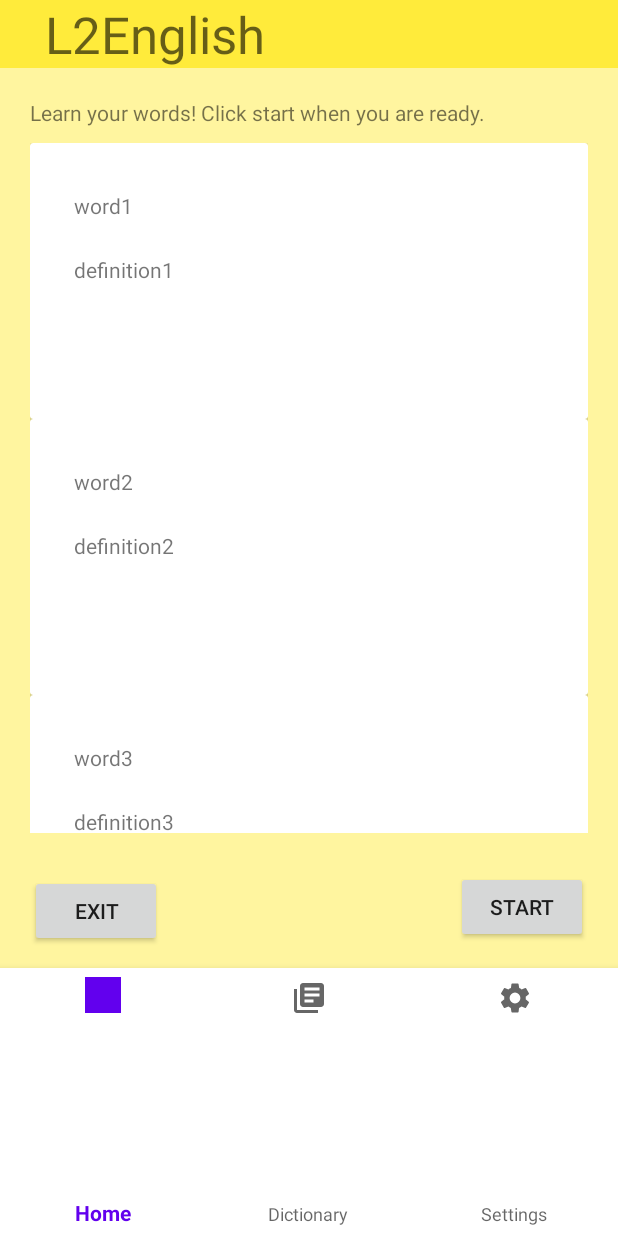
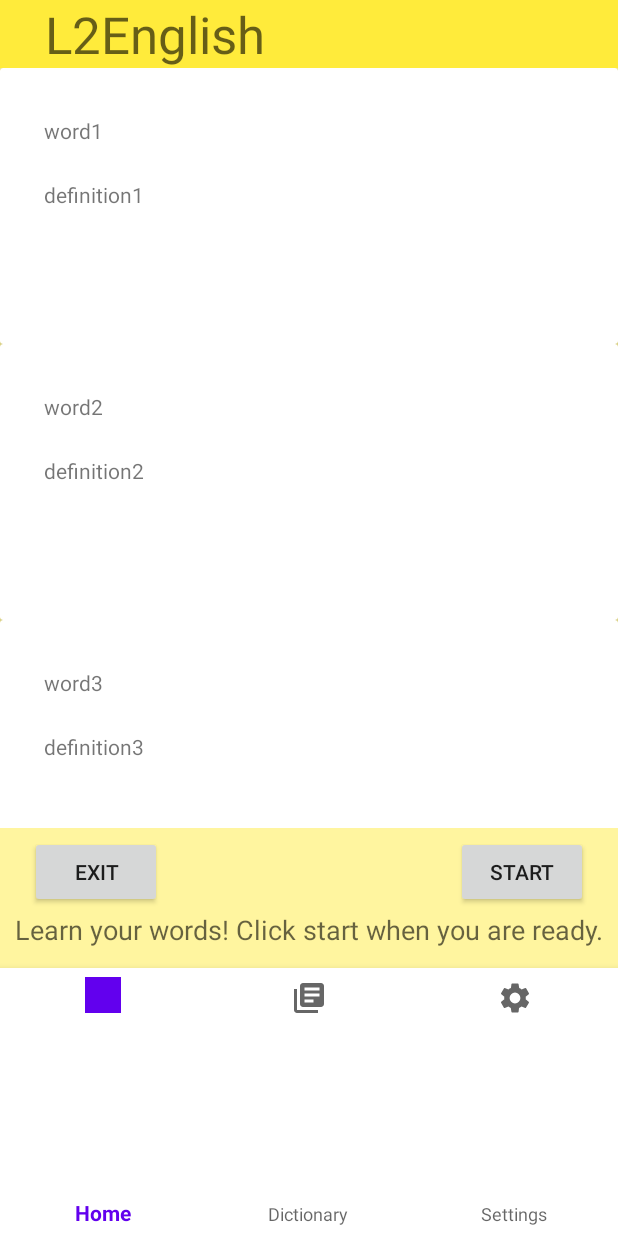
Before and after one commit to MaryJ0yc3/infs3634-group77, an Android app: the fragment WordListFragment placed in its activity, on a phone screen of 412 x 824 dp. Run offline under Robolectric (Android 15) with nearby library versions, the phone set to English and light mode, and no system bars; 1 statement that could not run was skipped.

```diff
--- a/app/src/main/res/layout/fragment_word_list.xml
+++ b/app/src/main/res/layout/fragment_word_list.xml
@@ -9,45 +9,42 @@
     <androidx.recyclerview.widget.RecyclerView
         android:id="@+id/rvWordListPreLearning"
         android:layout_width="match_parent"
-        android:layout_height="match_parent"
-        android:layout_marginStart="20dp"
-        android:layout_marginTop="50dp"
-        android:layout_marginEnd="20dp"
-        android:layout_marginBottom="90dp"
-        app:layout_constraintBottom_toBottomOf="parent"
+        android:layout_height="0dp"
+        android:layout_marginBottom="5dp"
+        app:layout_constraintBottom_toTopOf="@+id/exitBtn"
         app:layout_constraintEnd_toEndOf="parent"
-        app:layout_constraintHorizontal_bias="1.0"
+        app:layout_constraintHorizontal_bias="0.9"
         app:layout_constraintStart_toStartOf="parent"
-        app:layout_constraintTop_toBottomOf="@+id/wordListInstructions" />
+        app:layout_constraintTop_toTopOf="parent" />
 
     <Button
         android:id="@+id/startBtn"
         android:layout_width="wrap_content"
         android:layout_height="wrap_content"
-        android:layout_marginTop="5dp"
         android:layout_marginEnd="20dp"
         android:text="START"
         app:layout_constraintEnd_toEndOf="parent"
-        app:layout_constraintTop_toBottomOf="@+id/rvWordListPreLearning" />
+        app:layout_constraintTop_toTopOf="@+id/exitBtn" />
 
     <Button
         android:id="@+id/exitBtn"
         android:layout_width="wrap_content"
         android:layout_height="wrap_content"
-        android:layout_marginTop="8dp"
-        android:layout_marginEnd="196dp"
+        android:layout_marginStart="20dp"
+        android:layout_marginBottom="2dp"
         android:text="EXIT"
-        app:layout_constraintEnd_toStartOf="@+id/startBtn"
-        app:layout_constraintTop_toBottomOf="@+id/rvWordListPreLearning" />
+        app:layout_constraintBottom_toTopOf="@+id/wordListInstructions"
+        app:layout_constraintStart_toStartOf="parent" />
 
     <TextView
         android:id="@+id/wordListInstructions"
         android:layout_width="wrap_content"
         android:layout_height="wrap_content"
-        android:layout_marginStart="20dp"
-        android:layout_marginTop="20dp"
+        android:layout_marginBottom="13dp"
         android:text="Learn your words! Click start when you are ready."
-        app:layout_constraintStart_toStartOf="parent"
-        app:layout_constraintTop_toTopOf="parent" />
+        android:textAppearance="@style/TextAppearance.AppCompat.Medium"
+        app:layout_constraintBottom_toBottomOf="parent"
+        app:layout_constraintEnd_toEndOf="parent"
+        app:layout_constraintStart_toStartOf="parent" />
 
 </androidx.constraintlayout.widget.ConstraintLayout>
```
Also changed, not shown: app/src/main/java/com/example/infs3634_group77/HomeScreenFragment.java (+8 -18 lines), app/src/main/res/layout/home_row.xml (+11 -11 lines).
